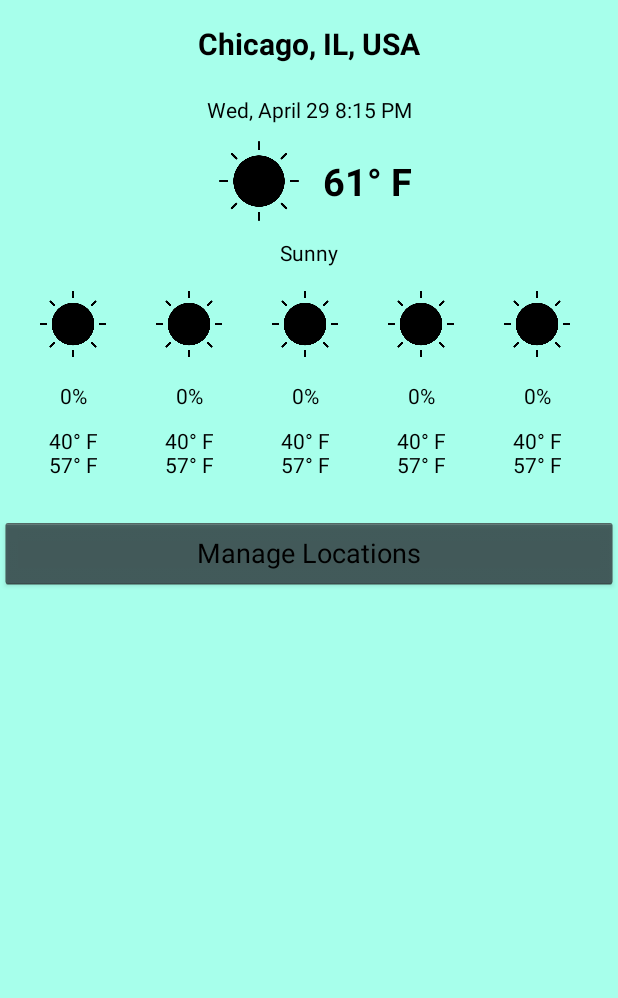
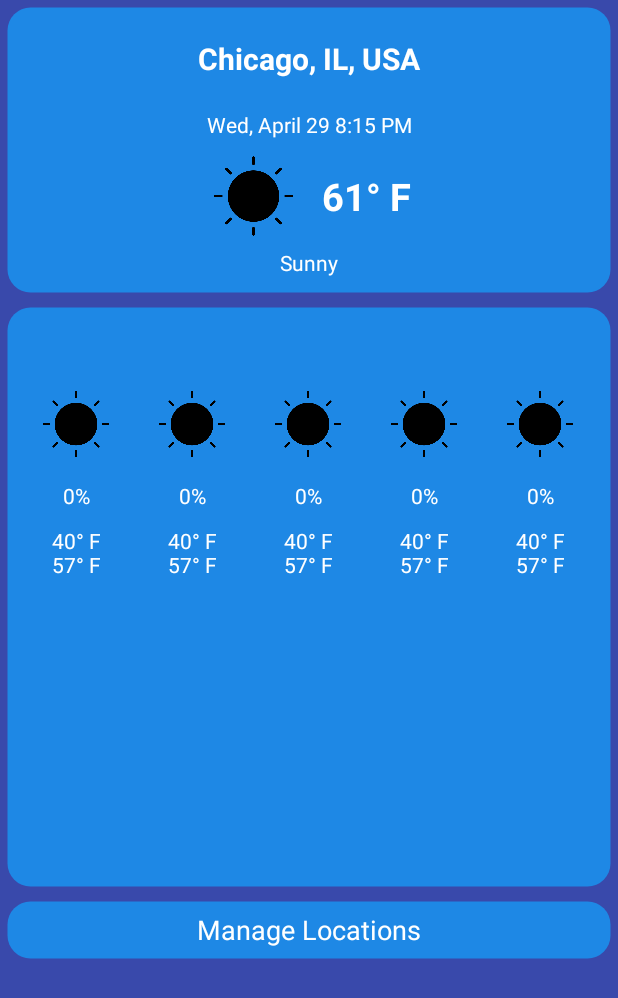
Before and after one commit to Ty-Haruki/Weather-App, an Android app: the screen it shows after launch (MainActivity), on a phone screen of 412 x 824 dp. Shown: the top 998 px of the screen. Run offline under Robolectric (Android 15) with nearby library versions, the phone set to English and light mode, and no system bars.

Commit message:
Design setup for layouts.

```diff
--- a/app/build.gradle
+++ b/app/build.gradle
@@ -31,4 +31,5 @@ dependencies {
     testImplementation 'junit:junit:4.12'
     androidTestImplementation 'androidx.test.ext:junit:1.1.1'
     androidTestImplementation 'androidx.test.espresso:espresso-core:3.2.0'
+    implementation 'androidx.recyclerview:recyclerview:1.1.0'
 }
--- a/app/src/main/AndroidManifest.xml
+++ b/app/src/main/AndroidManifest.xml
@@ -17,6 +17,7 @@
             </intent-filter>
         </activity>
         <activity android:name=".CurrentDay"/>
+        <activity android:name=".LocationSearch"/>
     </application>
 
 </manifest>
--- a/app/src/main/java/edu/apsu/weatherapp/LocationSearch.java
+++ b/app/src/main/java/edu/apsu/weatherapp/LocationSearch.java
@@ -1,7 +1,16 @@
 package edu.apsu.weatherapp;
 
-public class LocationSearch {
+import android.os.Bundle;
+
+import androidx.appcompat.app.AppCompatActivity;
+
+public class LocationSearch extends AppCompatActivity {
     // Class for handling searching for and adding locations to user list
 
+    @Override
+    protected void onCreate(Bundle savedInstanceState) {
+        super.onCreate(savedInstanceState);
+        setContentView(R.layout.location_search);
+    }
 
 }
--- /dev/null
+++ b/app/src/main/res/drawable/rounded_corners_blue.xml
@@ -0,0 +1,10 @@
+<?xml version="1.0" encoding="utf-8"?>
+<shape xmlns:android="http://schemas.android.com/apk/res/android" android:shape="rectangle">
+    <solid android:color="#FF1E88E5" />
+    <padding android:left="10dp"
+        android:top="10dp"
+        android:right="10dp"
+        android:bottom="10dp" />
+    <corners android:radius="15dp" />
+    <stroke android:width="10dp" android:color="#00ffffff" />
+</shape>
--- /dev/null
+++ b/app/src/main/res/drawable/rounded_corners_white.xml
@@ -0,0 +1,10 @@
+<?xml version="1.0" encoding="utf-8"?>
+<shape xmlns:android="http://schemas.android.com/apk/res/android" android:shape="rectangle">
+    <solid android:color="#FFFFFFFF" />
+    <padding android:left="10dp"
+        android:top="10dp"
+        android:right="10dp"
+        android:bottom="10dp" />
+    <corners android:radius="15dp" />
+    <stroke android:width="10dp" android:color="#00ffffff" />
+</shape>
--- a/app/src/main/res/layout/activity_main.xml
+++ b/app/src/main/res/layout/activity_main.xml
@@ -4,8 +4,34 @@
     xmlns:tools="http://schemas.android.com/tools"
     android:layout_width="match_parent"
     android:layout_height="match_parent"
-    android:background="#A7FFEB"
+    android:background="#3949AB"
     tools:context=".MainActivity">
+
+    <androidx.constraintlayout.widget.ConstraintLayout
+        android:id="@+id/constraintLayout"
+        android:layout_width="match_parent"
+        android:layout_height="200dp"
+        android:background="@drawable/rounded_corners_blue"
+        app:layout_constraintEnd_toEndOf="parent"
+        app:layout_constraintStart_toStartOf="parent"
+        app:layout_constraintTop_toTopOf="parent">
+
+        <TextView
+            android:id="@+id/current_temp"
+            android:layout_width="wrap_content"
+            android:layout_height="wrap_content"
+            android:layout_marginEnd="128dp"
+            android:paddingLeft="10dp"
+            android:paddingTop="15dp"
+            android:paddingBottom="15dp"
+            android:text="61° F"
+            android:textColor="#FFFFFF"
+            android:textSize="25sp"
+            android:textStyle="bold"
+            app:layout_constraintBottom_toTopOf="@+id/weather_desc"
+            app:layout_constraintEnd_toEndOf="parent"
+            app:layout_constraintTop_toBottomOf="@+id/date_time"
+            app:layout_constraintVertical_bias="0.0" />
 
         <TextView
             android:id="@+id/location"
@@ -14,12 +40,24 @@
             android:gravity="center"
             android:padding="15dp"
             android:text="Chicago, IL, USA"
-        android:textColor="#000000"
+            android:textColor="#FFFFFF"
             android:textSize="20sp"
             android:textStyle="bold"
-        app:layout_constraintLeft_toLeftOf="parent"
-        app:layout_constraintRight_toRightOf="parent"
+            app:layout_constraintEnd_toEndOf="parent"
+            app:layout_constraintStart_toStartOf="parent"
             app:layout_constraintTop_toTopOf="parent" />
+
+        <ImageView
+            android:id="@+id/current_img"
+            android:layout_width="70dp"
+            android:layout_height="65dp"
+            android:layout_marginStart="124dp"
+            android:padding="5dp"
+            app:layout_constraintBottom_toTopOf="@+id/weather_desc"
+            app:layout_constraintStart_toStartOf="parent"
+            app:layout_constraintTop_toBottomOf="@+id/date_time"
+            app:layout_constraintVertical_bias="0.0"
+            app:srcCompat="@drawable/sunny" />
 
         <TextView
             android:id="@+id/date_time"
@@ -28,25 +66,11 @@
             android:gravity="center"
             android:padding="5dp"
             android:text="Wed, April 29 8:15 PM"
-        android:textColor="#000000"
+            android:textColor="#FFFFFF"
             app:layout_constraintEnd_toEndOf="parent"
+            app:layout_constraintHorizontal_bias="0.0"
             app:layout_constraintStart_toStartOf="parent"
             app:layout_constraintTop_toBottomOf="@+id/location" />
-
-    <TextView
-        android:id="@+id/current_temp"
-        android:layout_width="0dp"
-        android:layout_height="wrap_content"
-        android:paddingLeft="10dp"
-        android:paddingTop="15dp"
-        android:paddingBottom="15dp"
-        android:text="61° F"
-        android:textColor="#000000"
-        android:textSize="25sp"
-        android:textStyle="bold"
-        app:layout_constraintEnd_toEndOf="parent"
-        app:layout_constraintStart_toEndOf="@+id/imageView"
-        app:layout_constraintTop_toBottomOf="@+id/date_time" />
 
         <TextView
             android:id="@+id/weather_desc"
@@ -55,25 +79,82 @@
             android:gravity="center"
             android:padding="5dp"
             android:text="Sunny"
-        android:textColor="#000000"
+            android:textColor="#FFFFFF"
+            app:layout_constraintBottom_toBottomOf="parent"
             app:layout_constraintEnd_toEndOf="parent"
+            app:layout_constraintStart_toStartOf="parent" />
+    </androidx.constraintlayout.widget.ConstraintLayout>
+
+    <androidx.constraintlayout.widget.ConstraintLayout
+        android:layout_width="match_parent"
+        android:layout_height="0dp"
+        android:background="@drawable/rounded_corners_blue"
+        app:layout_constraintBottom_toTopOf="@+id/location_management"
+        app:layout_constraintEnd_toEndOf="parent"
+        app:layout_constraintHorizontal_bias="0.0"
         app:layout_constraintStart_toStartOf="parent"
-        app:layout_constraintTop_toBottomOf="@+id/current_temp" />
+        app:layout_constraintTop_toBottomOf="@+id/constraintLayout"
+        app:layout_constraintVertical_bias="0.0">
 
         <TextView
-        android:id="@+id/day1_precip"
+            android:id="@+id/day1_temp"
             android:layout_width="65dp"
             android:layout_height="wrap_content"
-        android:layout_marginStart="16dp"
+            android:layout_marginStart="8dp"
+            android:gravity="center"
+            android:paddingLeft="10dp"
+            android:paddingTop="5dp"
+            android:paddingRight="10dp"
+            android:paddingBottom="5dp"
+            android:text="40° F  57° F"
+            android:textColor="#FFFFFF"
+            app:layout_constraintStart_toStartOf="parent"
+            app:layout_constraintTop_toBottomOf="@+id/day1_precip" />
+
+        <TextView
+            android:id="@+id/day5_temp"
+            android:layout_width="65dp"
+            android:layout_height="wrap_content"
+            android:layout_marginStart="12dp"
+            android:gravity="center"
+            android:paddingLeft="10dp"
+            android:paddingTop="5dp"
+            android:paddingRight="10dp"
+            android:paddingBottom="5dp"
+            android:text="40° F  57° F"
+            android:textColor="#FFFFFF"
+            app:layout_constraintStart_toEndOf="@+id/day4_temp"
+            app:layout_constraintTop_toBottomOf="@+id/day5_precip" />
+
+        <TextView
+            android:id="@+id/day3_precip"
+            android:layout_width="65dp"
+            android:layout_height="wrap_content"
+            android:layout_marginStart="12dp"
             android:gravity="center"
             android:paddingLeft="10dp"
             android:paddingTop="5dp"
             android:paddingRight="10dp"
             android:paddingBottom="5dp"
             android:text="0%"
-        android:textColor="#000000"
-        app:layout_constraintStart_toStartOf="parent"
-        app:layout_constraintTop_toBottomOf="@+id/day1_img" />
+            android:textColor="#FFFFFF"
+            app:layout_constraintStart_toEndOf="@+id/day2_precip"
+            app:layout_constraintTop_toBottomOf="@+id/day3_img" />
+
+        <TextView
+            android:id="@+id/day4_temp"
+            android:layout_width="65dp"
+            android:layout_height="wrap_content"
+            android:layout_marginStart="12dp"
+            android:gravity="center"
+            android:paddingLeft="10dp"
+            android:paddingTop="5dp"
+            android:paddingRight="10dp"
+            android:paddingBottom="5dp"
+            android:text="40° F  57° F"
+            android:textColor="#FFFFFF"
+            app:layout_constraintStart_toEndOf="@+id/day3_temp"
+            app:layout_constraintTop_toBottomOf="@+id/day4_precip" />
 
         <TextView
             android:id="@+id/day2_precip"
@@ -86,12 +167,27 @@
             android:paddingRight="10dp"
             android:paddingBottom="5dp"
             android:text="0%"
-        android:textColor="#000000"
+            android:textColor="#FFFFFF"
             app:layout_constraintStart_toEndOf="@+id/day1_precip"
             app:layout_constraintTop_toBottomOf="@+id/day2_img" />
 
         <TextView
-        android:id="@+id/day3_precip"
+            android:id="@+id/day1_precip"
+            android:layout_width="65dp"
+            android:layout_height="wrap_content"
+            android:layout_marginStart="8dp"
+            android:gravity="center"
+            android:paddingLeft="10dp"
+            android:paddingTop="5dp"
+            android:paddingRight="10dp"
+            android:paddingBottom="5dp"
+            android:text="0%"
+            android:textColor="#FFFFFF"
+            app:layout_constraintStart_toStartOf="parent"
+            app:layout_constraintTop_toBottomOf="@+id/day1_img" />
+
+        <TextView
+            android:id="@+id/day2_temp"
             android:layout_width="65dp"
             android:layout_height="wrap_content"
             android:layout_marginStart="12dp"
@@ -100,10 +196,25 @@
             android:paddingTop="5dp"
             android:paddingRight="10dp"
             android:paddingBottom="5dp"
-        android:text="0%"
-        android:textColor="#000000"
-        app:layout_constraintStart_toEndOf="@+id/day2_precip"
-        app:layout_constraintTop_toBottomOf="@+id/day3_img" />
+            android:text="40° F  57° F"
+            android:textColor="#FFFFFF"
+            app:layout_constraintStart_toEndOf="@+id/day1_temp"
+            app:layout_constraintTop_toBottomOf="@+id/day2_precip" />
+
+        <TextView
+            android:id="@+id/day3_temp"
+            android:layout_width="65dp"
+            android:layout_height="wrap_content"
+            android:layout_marginStart="12dp"
+            android:gravity="center"
+            android:paddingLeft="10dp"
+            android:paddingTop="5dp"
+            android:paddingRight="10dp"
+            android:paddingBottom="5dp"
+            android:text="40° F  57° F"
+            android:textColor="#FFFFFF"
+            app:layout_constraintStart_toEndOf="@+id/day2_temp"
+            app:layout_constraintTop_toBottomOf="@+id/day3_precip" />
 
         <TextView
             android:id="@+id/day4_precip"
@@ -116,7 +227,7 @@
             android:paddingRight="10dp"
             android:paddingBottom="5dp"
             android:text="0%"
-        android:textColor="#000000"
+            android:textColor="#FFFFFF"
             app:layout_constraintStart_toEndOf="@+id/day3_precip"
             app:layout_constraintTop_toBottomOf="@+id/day4_img" />
 
@@ -131,19 +242,32 @@
             android:paddingRight="10dp"
             android:paddingBottom="5dp"
             android:text="0%"
-        android:textColor="#000000"
+            android:textColor="#FFFFFF"
             app:layout_constraintStart_toEndOf="@+id/day4_precip"
             app:layout_constraintTop_toBottomOf="@+id/day5_img" />
+
+        <ImageView
+            android:id="@+id/day4_img"
+            android:layout_width="65dp"
+            android:layout_height="65dp"
+            android:layout_marginStart="12dp"
+            android:layout_marginTop="40dp"
+            android:paddingLeft="10dp"
+            android:paddingRight="10dp"
+            app:layout_constraintStart_toEndOf="@+id/day3_img"
+            app:layout_constraintTop_toTopOf="parent"
+            app:srcCompat="@drawable/sunny" />
 
         <ImageView
             android:id="@+id/day1_img"
             android:layout_width="65dp"
             android:layout_height="65dp"
-        android:layout_marginStart="16dp"
+            android:layout_marginStart="8dp"
+            android:layout_marginTop="40dp"
             android:paddingLeft="10dp"
             android:paddingRight="10dp"
             app:layout_constraintStart_toStartOf="parent"
-        app:layout_constraintTop_toBottomOf="@+id/weather_desc"
+            app:layout_constraintTop_toTopOf="parent"
             app:srcCompat="@drawable/sunny" />
 
         <ImageView
@@ -151,10 +275,23 @@
             android:layout_width="65dp"
             android:layout_height="65dp"
             android:layout_marginStart="12dp"
+            android:layout_marginTop="40dp"
             android:paddingLeft="10dp"
             android:paddingRight="10dp"
             app:layout_constraintStart_toEndOf="@+id/day1_img"
-        app:layout_constraintTop_toBottomOf="@+id/weather_desc"
+            app:layout_constraintTop_toTopOf="parent"
+            app:srcCompat="@drawable/sunny" />
+
+        <ImageView
+            android:id="@+id/day5_img"
+            android:layout_width="65dp"
+            android:layout_height="65dp"
+            android:layout_marginStart="12dp"
+            android:layout_marginTop="40dp"
+            android:paddingLeft="10dp"
+            android:paddingRight="10dp"
+            app:layout_constraintStart_toEndOf="@+id/day4_img"
+            app:layout_constraintTop_toTopOf="parent"
             app:srcCompat="@drawable/sunny" />
 
         <ImageView
@@ -162,130 +299,28 @@
             android:layout_width="65dp"
             android:layout_height="65dp"
             android:layout_marginStart="12dp"
+            android:layout_marginTop="40dp"
             android:paddingLeft="10dp"
             android:paddingRight="10dp"
             app:layout_constraintStart_toEndOf="@+id/day2_img"
-        app:layout_constraintTop_toBottomOf="@+id/weather_desc"
+            app:layout_constraintTop_toTopOf="parent"
             app:srcCompat="@drawable/sunny" />
 
-    <ImageView
-        android:id="@+id/day4_img"
-        android:layout_width="65dp"
-        android:layout_height="65dp"
-        android:layout_marginStart="12dp"
-        android:paddingLeft="10dp"
-        android:paddingRight="10dp"
-        app:layout_constraintStart_toEndOf="@+id/day3_img"
-        app:layout_constraintTop_toTopOf="@+id/day3_img"
-        app:srcCompat="@drawable/sunny" />
-
-    <ImageView
-        android:id="@+id/day5_img"
-        android:layout_width="65dp"
-        android:layout_height="65dp"
-        android:layout_marginStart="12dp"
-        android:paddingLeft="10dp"
-        android:paddingRight="10dp"
-        app:layout_constraintStart_toEndOf="@+id/day4_img"
-        app:layout_constraintTop_toTopOf="@+id/day3_img"
-        app:srcCompat="@drawable/sunny" />
-
-    <TextView
-        android:id="@+id/day1_temp"
-        android:layout_width="65dp"
-        android:layout_height="wrap_content"
-        android:layout_marginStart="16dp"
-        android:gravity="center"
-        android:paddingLeft="10dp"
-        android:paddingTop="5dp"
-        android:paddingRight="10dp"
-        android:paddingBottom="5dp"
-        android:text="40° F  57° F"
-        android:textColor="#000000"
-        app:layout_constraintStart_toStartOf="parent"
-        app:layout_constraintTop_toBottomOf="@+id/day1_precip" />
-
-    <TextView
-        android:id="@+id/day2_temp"
-        android:layout_width="65dp"
-        android:layout_height="wrap_content"
-        android:layout_marginStart="12dp"
-        android:gravity="center"
-        android:paddingLeft="10dp"
-        android:paddingTop="5dp"
-        android:paddingRight="10dp"
-        android:paddingBottom="5dp"
-        android:text="40° F  57° F"
-        android:textColor="#000000"
-        app:layout_constraintStart_toEndOf="@+id/day1_temp"
-        app:layout_constraintTop_toBottomOf="@+id/day2_precip" />
-
-    <TextView
-        android:id="@+id/day4_temp"
-        android:layout_width="65dp"
-        android:layout_height="wrap_content"
-        android:layout_marginStart="12dp"
-        android:gravity="center"
-        android:paddingLeft="10dp"
-        android:paddingTop="5dp"
-        android:paddingRight="10dp"
-        android:paddingBottom="5dp"
-        android:text="40° F  57° F"
-        android:textColor="#000000"
-        app:layout_constraintStart_toEndOf="@+id/day3_temp"
-        app:layout_constraintTop_toBottomOf="@+id/day4_precip" />
-
-    <TextView
-        android:id="@+id/day5_temp"
-        android:layout_width="65dp"
-        android:layout_height="wrap_content"
-        android:layout_marginStart="12dp"
-        android:gravity="center"
-        android:paddingLeft="10dp"
-        android:paddingTop="5dp"
-        android:paddingRight="10dp"
-        android:paddingBottom="5dp"
-        android:text="40° F  57° F"
-        android:textColor="#000000"
-        app:layout_constraintStart_toEndOf="@+id/day4_temp"
-        app:layout_constraintTop_toBottomOf="@+id/day5_precip" />
-
-    <TextView
-        android:id="@+id/day3_temp"
-        android:layout_width="65dp"
-        android:layout_height="wrap_content"
-        android:layout_marginStart="12dp"
-        android:gravity="center"
-        android:paddingLeft="10dp"
-        android:paddingTop="5dp"
-        android:paddingRight="10dp"
-        android:paddingBottom="5dp"
-        android:text="40° F  57° F"
-        android:textColor="#000000"
-        app:layout_constraintStart_toEndOf="@+id/day2_temp"
-        app:layout_constraintTop_toBottomOf="@+id/day3_precip" />
-
-    <ImageView
-        android:id="@+id/imageView"
-        android:layout_width="65dp"
-        android:layout_height="0dp"
-        android:layout_marginStart="140dp"
-        android:padding="5dp"
-        app:layout_constraintBottom_toTopOf="@+id/weather_desc"
-        app:layout_constraintStart_toStartOf="parent"
-        app:layout_constraintTop_toBottomOf="@+id/date_time"
-        app:srcCompat="@drawable/sunny" />
+    </androidx.constraintlayout.widget.ConstraintLayout>
 
     <Button
         android:id="@+id/location_management"
+        style="@android:style/Widget.Holo.Button"
         android:layout_width="0dp"
         android:layout_height="wrap_content"
-        android:layout_marginTop="20dp"
+        android:layout_marginBottom="180dp"
+        android:background="@drawable/rounded_corners_blue"
         android:text="Manage Locations"
-        style="@android:style/Widget.Holo.Button"
-        android:textColor="#000000"
+        android:textColor="#FFFFFF"
+        android:textColorHighlight="#FFFFFF"
+        app:layout_constraintBottom_toBottomOf="parent"
         app:layout_constraintEnd_toEndOf="parent"
-        app:layout_constraintStart_toStartOf="parent"
-        app:layout_constraintTop_toBottomOf="@+id/day3_temp" />
+        app:layout_constraintHorizontal_bias="0.0"
+        app:layout_constraintStart_toStartOf="parent" />
 
 </androidx.constraintlayout.widget.ConstraintLayout>
--- /dev/null
+++ b/app/src/main/res/layout/item_view.xml
@@ -0,0 +1,11 @@
+<?xml version="1.0" encoding="utf-8"?>
+<TextView xmlns:android="http://schemas.android.com/apk/res/android"
+    android:layout_width="match_parent"
+    android:layout_height="wrap_content"
+    android:background="@drawable/rounded_corners_white"
+    android:gravity="center"
+    android:padding="5dp"
+    android:textColor="#FFFFFF"
+    android:textSize="20sp">
+
+</TextView>
--- /dev/null
+++ b/app/src/main/res/layout/location_search.xml
@@ -0,0 +1,38 @@
+<?xml version="1.0" encoding="utf-8"?>
+<androidx.constraintlayout.widget.ConstraintLayout xmlns:android="http://schemas.android.com/apk/res/android"
+    xmlns:app="http://schemas.android.com/apk/res-auto"
+    xmlns:tools="http://schemas.android.com/tools"
+    android:layout_width="match_parent"
+    android:layout_height="match_parent"
+    android:background="#3949AB"
+    tools:context=".MainActivity">
+
+    <EditText
+        android:id="@+id/search_location"
+        android:layout_width="0dp"
+        android:layout_height="wrap_content"
+        android:background="@drawable/rounded_corners_blue"
+        android:ems="10"
+        android:fontFamily="sans-serif"
+        android:gravity="center|left"
+        android:hint="Enter a location name."
+        android:inputType="textPersonName"
+        android:padding="15dp"
+        android:textColor="#FFFFFF"
+        android:textColorHint="#FFFFFF"
+        android:textSize="20sp"
+        app:layout_constraintEnd_toEndOf="parent"
+        app:layout_constraintStart_toStartOf="parent"
+        app:layout_constraintTop_toTopOf="parent" />
+
+    <androidx.recyclerview.widget.RecyclerView
+        android:layout_width="match_parent"
+        android:layout_height="0dp"
+        android:background="@drawable/rounded_corners_blue"
+        android:padding="20dp"
+        app:layout_constraintBottom_toBottomOf="parent"
+        app:layout_constraintEnd_toEndOf="parent"
+        app:layout_constraintStart_toStartOf="parent"
+        app:layout_constraintTop_toBottomOf="@+id/search_location" />
+
+</androidx.constraintlayout.widget.ConstraintLayout>
```
Lines whose indentation alone changed are shown as unchanged.
